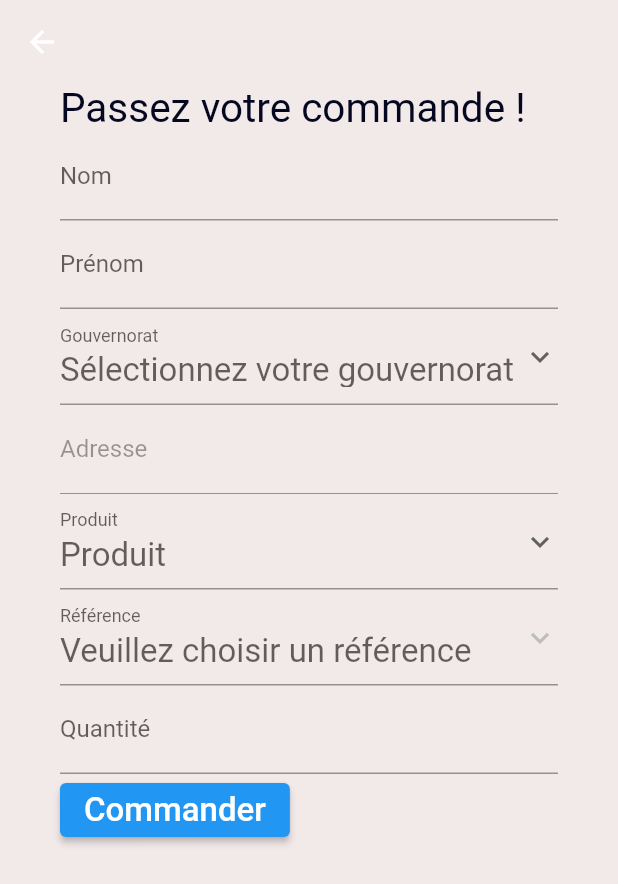
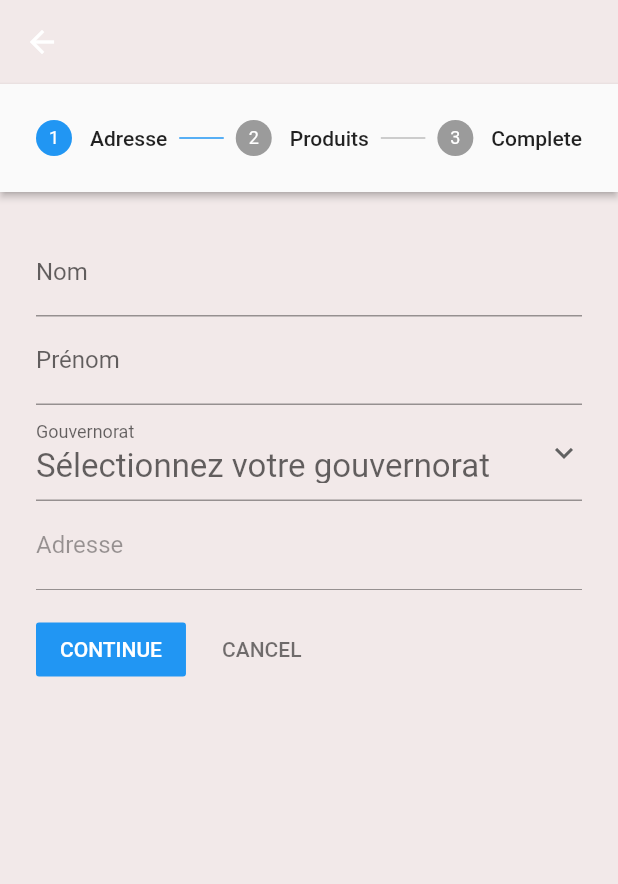
Before and after one commit to HamzaRekik/CommandesGPC, a Flutter app: the screen it shows after launch, after a tap on "Commander", on a phone screen of 412 x 824 dp. Shown: the top 884 px of the screen. Run offline on Flutter 3.47's test engine with Material 2 defaults, Android fonts, the light colour scheme and no system bars; network calls fail.

Commit message:
Muliplying form is done , still some issues

```diff
--- a/application/lib/commandes_list.dart
+++ b/application/lib/commandes_list.dart
@@ -15,7 +15,7 @@ class _CommandesListState extends State<CommandesList> {
   Future<void> fetchOrders() async {
     try {
       final response =
-          await http.get(Uri.parse('http://192.168.1.4/api/mescommandes'));
+          await http.get(Uri.parse('http://192.168.1.240/api/mescommandes'));
       if (response.statusCode == 200) {
         final List<dynamic> data = json.decode(response.body);
         setState(() {
@@ -44,29 +44,35 @@ class _CommandesListState extends State<CommandesList> {
         backgroundColor: Colors.transparent,
         elevation: 0,
       ),
-      backgroundColor: Color.fromARGB(255, 242, 233, 233),
+      backgroundColor: Colors.grey[200],
       body: SingleChildScrollView(
         child: Container(
-          padding: const EdgeInsets.only(left: 40, right: 40),
+          padding: const EdgeInsets.symmetric(horizontal: 40, vertical: 20),
           child: Column(
+            crossAxisAlignment: CrossAxisAlignment.stretch,
             children: [
               ElevatedButton(
-                child: Text(
-                  "Commander",
-                  style: TextStyle(fontSize: 22),
-                ),
                 onPressed: () {
                   Navigator.push(
                     context,
                     MaterialPageRoute(builder: (context) => Order()),
                   );
                 },
+                style: ElevatedButton.styleFrom(
+                  padding: EdgeInsets.symmetric(vertical: 15),
+                  primary: Colors.blue,
+                ),
+                child: Text(
+                  "Commander",
+                  style: TextStyle(fontSize: 22, color: Colors.white),
+                ),
               ),
+              SizedBox(height: 20),
               DataTable(
                 columns: [
                   DataColumn(label: Text('Produit')),
-                  DataColumn(label: Text('Réference')),
-                  DataColumn(label: Text('Quantite')),
+                  DataColumn(label: Text('Référence')),
+                  DataColumn(label: Text('Quantité')),
                 ],
                 rows: items.map((item) {
                   return DataRow(
--- /dev/null
+++ b/application/lib/form.dart
@@ -0,0 +1,11 @@
+class FormData {
+  String? selectedProduct;
+  String? selectedItem;
+  String? quantityValue;
+
+  FormData({
+    this.selectedProduct,
+    this.selectedItem,
+    this.quantityValue,
+  });
+}
--- a/application/lib/main.dart
+++ b/application/lib/main.dart
@@ -1,8 +1,10 @@
+import 'package:application/login.dart';
 import 'package:flutter/material.dart';
 import 'dart:convert';
 import 'package:http/http.dart' as http;
 import 'package:application/produit.dart';
 import 'package:application/commandes_list.dart';
+import 'package:application/form.dart';
 
 void main() {
   runApp(GPC());
@@ -67,7 +69,8 @@ class _OrderState extends State<Order> {
   String? lastNameValue; // value of lastname textfield
   String? addresValue; // value of address textfield
   String? quantityValue; // value of quantity textfield
-
+  List<FormData> formDataList = [];
+  int currentStep = 0;
   @override
   void initState() {
     super.initState();
@@ -81,7 +84,7 @@ class _OrderState extends State<Order> {
         'produit': produitID,
         'qte': qte,
       };
-      final uri = Uri.parse("http://192.168.1.4/api/c_details/create");
+      final uri = Uri.parse("http://192.168.1.240/api/c_details/create");
       final response = await http.post(uri, body: request);
       if (response.statusCode == 200) {
         print('Details Commande created successfully!');
@@ -106,7 +109,7 @@ class _OrderState extends State<Order> {
         'puissance': '55',
         'etat': 'Réservée'
       };
-      final uri = Uri.parse("http://192.168.1.4/api/commandes/create");
+      final uri = Uri.parse("http://192.168.1.240/api/commandes/create");
       final response = await http.post(uri, body: request);
 
       if (response.statusCode == 200) {
@@ -155,25 +158,36 @@ class _OrderState extends State<Order> {
         backgroundColor: Colors.transparent,
         elevation: 0,
       ),
-      backgroundColor: Color.fromARGB(255, 242, 233, 233),
-      body: SingleChildScrollView(
-        child: Container(
-          padding: const EdgeInsets.only(left: 40, right: 40),
-          child: Form(
-              key: formKey,
-              child: Column(
-                crossAxisAlignment: CrossAxisAlignment.start,
+      backgroundColor: const Color.fromARGB(255, 242, 233, 233),
+      body: Stepper(
+        type: StepperType.horizontal,
+        steps: getSteps(),
+        currentStep: currentStep,
+        onStepTapped: (step) => setState(() => currentStep = step),
+        onStepContinue: () {
+          final isLastStep = currentStep == getSteps().length - 1;
+          if (isLastStep) {
+            print("Complete");
+          } else {
+            setState(() => currentStep += 1);
+          }
+        },
+        onStepCancel: () {
+          currentStep == 0 ? null : setState(() => currentStep -= 1);
+        },
+      ),
+    );
+  }
+
+  List<Step> getSteps() => [
+        Step(
+            state: currentStep > 0 ? StepState.complete : StepState.indexed,
+            isActive: currentStep >= 0,
+            title: const Text('Adresse'),
+            content: Column(
               children: [
-                  const Text(
-                    "Passez votre commande !",
-                    style: TextStyle(
-                      fontSize: 27,
-                      color: Color.fromARGB(255, 4, 7, 31),
-                      fontWeight: FontWeight.w400,
-                    ),
-                  ),
                 TextFormField(
-                    decoration: InputDecoration(labelText: "Nom"),
+                  decoration: const InputDecoration(labelText: "Nom"),
                   onChanged: (value) {
                     setState(() {
                       nameValue = value;
@@ -181,50 +195,107 @@ class _OrderState extends State<Order> {
                   },
                 ),
                 TextFormField(
-                      decoration: InputDecoration(labelText: "Prénom"),
+                    decoration: const InputDecoration(labelText: "Prénom"),
                     onChanged: (value) {
                       setState(() {
                         lastNameValue = value;
                       });
                     }),
                 DropdownButtonFormField<String>(
-                    decoration: InputDecoration(labelText: "Gouvernorat"),
+                  decoration: const InputDecoration(labelText: "Gouvernorat"),
                   icon: const Icon(Icons.keyboard_arrow_down),
-                    hint: Text(
+                  hint: const Text(
                     "Sélectionnez votre gouvernorat",
                     style: TextStyle(fontSize: 22),
                   ),
                   value: selectedItemG,
                   onChanged: (item) => setState(() {
-                      if (item == null) {
-                        isVisible;
-                      } else {
                     selectedItemG = item;
                     isVisible = true;
-                      }
                   }),
                   items: gouvernorats.map((String gouvernorat) {
                     return DropdownMenuItem<String>(
                       value: gouvernorat,
                       child: Text(
                         gouvernorat,
-                          style: TextStyle(fontSize: 22),
+                        style: const TextStyle(fontSize: 22),
                       ),
                     );
                   }).toList(),
                 ),
                 TextFormField(
                     enabled: isVisible,
-                      decoration: InputDecoration(labelText: "Adresse"),
+                    decoration: const InputDecoration(labelText: "Adresse"),
                     onChanged: (value) {
                       setState(() {
                         addresValue = value;
                       });
                     }),
+              ],
+            )),
+        Step(
+            state: currentStep > 1 ? StepState.complete : StepState.indexed,
+            isActive: currentStep >= 1,
+            title: const Text('Produits'),
+            content: Column(
+              children: [
+                SizedBox(
+                  height: 400, // Set an appropriate height for the ListView
+                  child: ListView.builder(
+                    itemCount: formDataList.length + 1,
+                    itemBuilder: (context, index) {
+                      if (index == formDataList.length) {
+                        return Row(
+                          mainAxisAlignment: MainAxisAlignment.spaceBetween,
+                          children: [
+                            ElevatedButton(
+                                child: const Text(
+                                  "Commander",
+                                  style: TextStyle(fontSize: 22),
+                                ),
+                                onPressed: () {
+                                  createCommande(
+                                      nameValue.toString(),
+                                      lastNameValue.toString(),
+                                      selectedItemG.toString(),
+                                      addresValue.toString());
+                                }),
+                            ElevatedButton(
+                              child: const Text(
+                                "+",
+                                style: TextStyle(fontSize: 22),
+                              ),
+                              onPressed: () {
+                                setState(() {
+                                  formDataList.add(FormData());
+                                });
+                              },
+                            )
+                          ],
+                        );
+                      } else {
+                        FormData formData = formDataList[index];
+                        return buildForm(formData);
+                      }
+                    },
+                  ),
+                ),
+              ],
+            )),
+        Step(
+            state: currentStep > 2 ? StepState.complete : StepState.indexed,
+            isActive: currentStep >= 2,
+            title: const Text('Complete'),
+            content: Container())
+      ];
+
+  Widget buildForm(FormData form) {
+    return Column(
+      children: [
         DropdownButtonFormField<String>(
-                    decoration: InputDecoration(labelText: "Produit"),
+          decoration: const InputDecoration(labelText: "Produit"),
           icon: const Icon(Icons.keyboard_arrow_down),
-                    hint: Text(
+          hint: const Text(
             'Produit',
             style: TextStyle(fontSize: 22),
           ),
@@ -238,13 +309,13 @@ class _OrderState extends State<Order> {
               value: produit,
               child: Text(
                 produit,
-                          style: TextStyle(fontSize: 22),
+                style: const TextStyle(fontSize: 22),
               ),
             );
           }).toList(),
         ),
         DropdownButtonFormField<String>(
-                    hint: Text(
+          hint: const Text(
             "Veuillez choisir un référence",
             style: TextStyle(fontSize: 22),
           ),
@@ -256,46 +327,26 @@ class _OrderState extends State<Order> {
               selectedItem = item;
             });
           },
-                    items:
-                        _items.map<DropdownMenuItem<String>>((Produit produit) {
+          items: _items.map<DropdownMenuItem<String>>((Produit produit) {
             return DropdownMenuItem<String>(
               value: produit.id.toString(),
               child: Text(
                 produit.name,
-                          style: TextStyle(fontSize: 22),
+                style: const TextStyle(fontSize: 22),
               ),
             );
           }).toList(),
         ),
         TextFormField(
-                      decoration: InputDecoration(labelText: "Quantité"),
+            decoration: const InputDecoration(labelText: "Quantité"),
             onChanged: (value) {
               setState(() {
                 quantityValue = value;
               });
             }),
-                  ElevatedButton(
-                      child: Text(
-                        "Commander",
-                        style: TextStyle(fontSize: 22),
-                      ),
-                      onPressed: () {
-                        createCommande(
-                            nameValue.toString(),
-                            lastNameValue.toString(),
-                            selectedItemG.toString(),
-                            addresValue.toString());
-                      })
-                  // Counter(
-                  //   min: 1,
-                  //   max: 10,
-                  //   bound: 1,
-                  //   step: 1,
-                  // ),
+
+        const Divider(), // To separate each form visually (optional)
       ],
-              )),
-        ),
-      ),
     );
   }
 }
```
Also changed, not shown: application/lib/login.dart (added, +97 -0 lines). Lines whose indentation alone changed are shown as unchanged.
